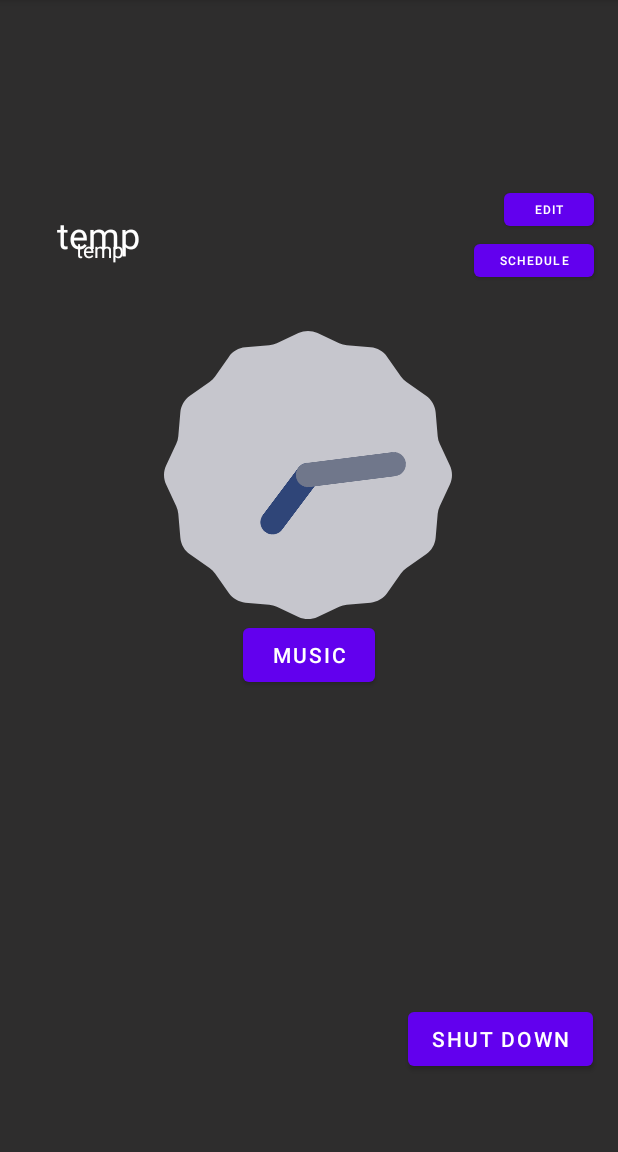
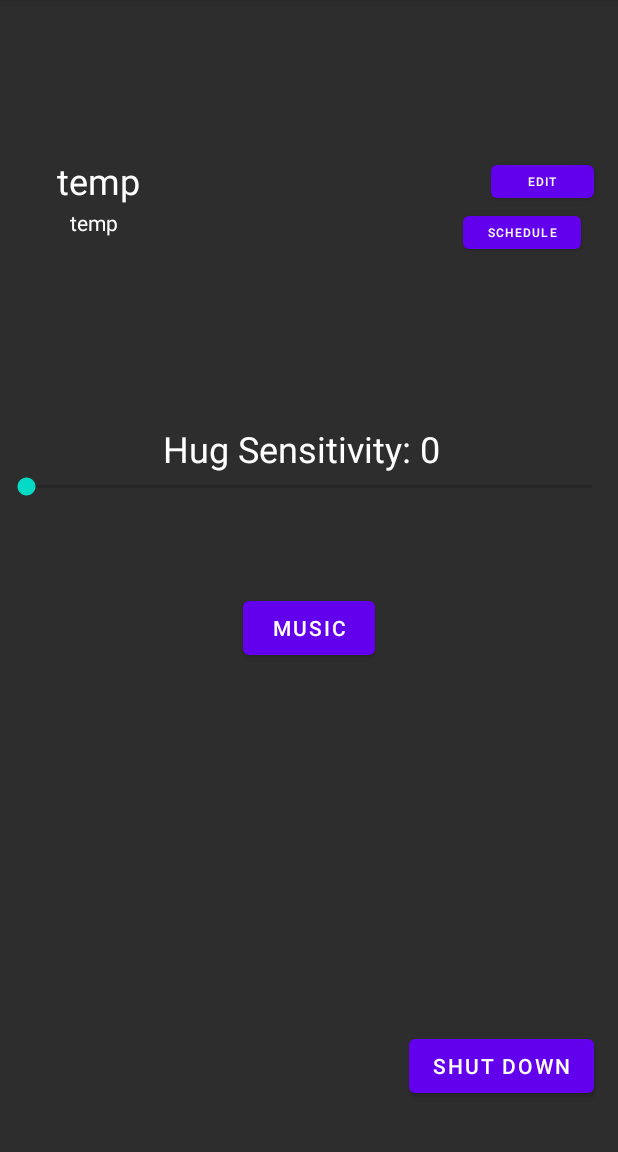
Before and after one commit to ameza2/CS-425-Captsone-PLUSH, an Android app: the StaffPlushUnitScreen screen opened directly, with no data from a screen before it, on a phone screen of 412 x 824 dp, the part 84-1236 px from its top. Run offline under Robolectric (Android 15) with nearby library versions, the light colour scheme and no system bars.

Commit message:
Hug sensitivity is now implemented as a slider (temporarily)

```diff
--- a/PLUSHApp/app/src/main/java/com/example/plush/StaffPlushUnitScreen.java
+++ b/PLUSHApp/app/src/main/java/com/example/plush/StaffPlushUnitScreen.java
@@ -6,6 +6,7 @@ import android.content.Intent;
 import android.os.Bundle;
 import android.view.View;
 import android.widget.Button;
+import android.widget.SeekBar;
 import android.widget.TextView;
 import android.widget.Toast;
 
@@ -20,6 +21,11 @@ public class StaffPlushUnitScreen extends AppCompatActivity {
     Button scheduleButton;
     Button musicButton;
     Button shutdownButton;
+    SeekBar sensitivityBar;
+    TextView sensitivityText;
+
+    int sensitivity;
+
 
 
     @Override
@@ -34,6 +40,8 @@ public class StaffPlushUnitScreen extends AppCompatActivity {
         scheduleButton = (Button) findViewById (R.id.scheduleButton);
         musicButton = (Button) findViewById (R.id.musicButton);
         shutdownButton = (Button) findViewById (R.id.shutdownButton);
+        sensitivityBar = findViewById(R.id.sensitivityBar);
+        sensitivityText = findViewById(R.id.sensitivityText);
         thisApplication = (DataApplication) getApplication();
 
 
@@ -41,6 +49,24 @@ public class StaffPlushUnitScreen extends AppCompatActivity {
         roomNum.setText("temp");
         unitID.setText("temp");
 
+        // sensitivity bar
+        sensitivityBar.setOnSeekBarChangeListener(new SeekBar.OnSeekBarChangeListener() {
+            @Override
+            public void onProgressChanged(SeekBar seekBar, int progress, boolean fromUser) {
+                sensitivityText.setText("Hug Sensitivity: " + String.valueOf(progress));
+                sensitivity = progress;
+            }
+
+            @Override
+            public void onStartTrackingTouch(SeekBar seekBar) {
+
+            }
+
+            @Override
+            public void onStopTrackingTouch(SeekBar seekBar) {
+
+            }
+        });
 
         //Buttons on click
         editButton.setOnClickListener(new View.OnClickListener(){
--- a/PLUSHApp/app/src/main/res/layout/activity_staff_plush_unit_screen.xml
+++ b/PLUSHApp/app/src/main/res/layout/activity_staff_plush_unit_screen.xml
@@ -8,49 +8,66 @@
     tools:context=".StaffPlushUnitScreen">
 
 
-    <Button
-        android:id="@+id/musicButton"
+    <TextView
+        android:id="@+id/sensitivityText"
         android:layout_width="wrap_content"
         android:layout_height="wrap_content"
-        android:layout_marginStart="161dp"
-        android:layout_marginTop="394dp"
-        android:layout_marginEnd="162dp"
-        android:layout_marginBottom="289dp"
-        android:text="Music"
-        app:layout_constraintBottom_toBottomOf="parent"
+        android:layout_marginStart="15dp"
+        android:layout_marginEnd="15dp"
+        android:text="Hug Sensitivity: 0"
+        android:textColor="#FFFFFF"
+        android:textSize="24dp"
+        app:layout_constraintBottom_toTopOf="@+id/sensitivityBar"
+        app:layout_constraintEnd_toStartOf="@+id/scheduleButton"
+        app:layout_constraintStart_toEndOf="@+id/roomNum" />
+
+    <SeekBar
+        android:id="@+id/sensitivityBar"
+        android:layout_width="0dp"
+        android:layout_height="wrap_content"
+        android:layout_marginStart="1dp"
+        android:layout_marginTop="315dp"
+        android:layout_marginEnd="1dp"
+        android:max="8"
         app:layout_constraintEnd_toEndOf="parent"
         app:layout_constraintStart_toStartOf="parent"
         app:layout_constraintTop_toTopOf="parent" />
 
     <Button
+        android:id="@+id/musicButton"
+        android:layout_width="wrap_content"
+        android:layout_height="wrap_content"
+        android:layout_marginTop="61dp"
+        android:text="Music"
+        app:layout_constraintEnd_toEndOf="parent"
+        app:layout_constraintStart_toStartOf="parent"
+        app:layout_constraintTop_toBottomOf="@+id/sensitivityBar" />
+
+    <Button
         android:id="@+id/editButton"
-        android:layout_width="60dp"
-        android:layout_height="34dp"
-        android:layout_marginStart="335dp"
-        android:layout_marginTop="104dp"
+        android:layout_width="0dp"
+        android:layout_height="0dp"
         android:layout_marginEnd="16dp"
-        android:layout_marginBottom="593dp"
         android:text="Edit"
         android:textSize="8sp"
-        app:layout_constraintBottom_toBottomOf="parent"
+        app:layout_constraintBottom_toTopOf="@+id/scheduleButton"
         app:layout_constraintEnd_toEndOf="parent"
-        app:layout_constraintStart_toStartOf="parent"
-        app:layout_constraintTop_toTopOf="parent"
+        app:layout_constraintStart_toEndOf="@+id/roomNum"
+        app:layout_constraintTop_toTopOf="@+id/roomNum"
         tools:ignore="TouchTargetSizeCheck" />
 
     <Button
         android:id="@+id/scheduleButton"
-        android:layout_width="80dp"
+        android:layout_width="0dp"
         android:layout_height="34dp"
-        android:layout_marginStart="315dp"
         android:layout_marginTop="138dp"
         android:layout_marginEnd="16dp"
-        android:layout_marginBottom="559dp"
+        android:layout_marginBottom="143dp"
         android:text="Schedule"
         android:textSize="8sp"
-        app:layout_constraintBottom_toBottomOf="parent"
+        app:layout_constraintBottom_toBottomOf="@+id/sensitivityText"
         app:layout_constraintEnd_toEndOf="parent"
-        app:layout_constraintStart_toStartOf="parent"
+        app:layout_constraintStart_toEndOf="@+id/unitID"
         app:layout_constraintTop_toTopOf="parent"
         tools:ignore="TouchTargetSizeCheck" />
 
@@ -58,28 +75,11 @@
         android:id="@+id/shutdownButton"
         android:layout_width="wrap_content"
         android:layout_height="wrap_content"
-        android:layout_marginStart="271dp"
-        android:layout_marginTop="650dp"
         android:layout_marginEnd="16dp"
         android:layout_marginBottom="33dp"
         android:text="Shut Down"
         app:layout_constraintBottom_toBottomOf="parent"
-        app:layout_constraintEnd_toEndOf="parent"
-        app:layout_constraintStart_toStartOf="parent"
-        app:layout_constraintTop_toTopOf="parent" />
-
-    <AnalogClock
-
-        android:layout_width="209dp"
-        android:layout_height="192dp"
-        android:layout_marginStart="128dp"
-        android:layout_marginTop="221dp"
-        android:layout_marginEnd="129dp"
-        android:layout_marginBottom="356dp"
-        app:layout_constraintBottom_toBottomOf="parent"
-        app:layout_constraintEnd_toEndOf="parent"
-        app:layout_constraintStart_toStartOf="parent"
-        app:layout_constraintTop_toTopOf="parent" />
+        app:layout_constraintEnd_toEndOf="parent" />
 
     <TextView
         android:id="@+id/roomNum"
@@ -87,32 +87,26 @@
         android:layout_height="wrap_content"
         android:layout_marginStart="38dp"
         android:layout_marginTop="104dp"
-        android:layout_marginEnd="310dp"
-        android:layout_marginBottom="595dp"
+        android:layout_marginEnd="234dp"
         android:text="Room"
         android:textColor="#FFFFFF"
         android:textSize="24sp"
-        app:layout_constraintBottom_toBottomOf="parent"
-        app:layout_constraintEnd_toEndOf="parent"
-        app:layout_constraintHorizontal_bias="0.0"
+        app:layout_constraintEnd_toStartOf="@+id/editButton"
         app:layout_constraintStart_toStartOf="parent"
-        app:layout_constraintTop_toTopOf="parent"
-        app:layout_constraintVertical_bias="1.0" />
+        app:layout_constraintTop_toTopOf="parent" />
 
     <TextView
         android:id="@+id/unitID"
         android:layout_width="wrap_content"
         android:layout_height="wrap_content"
         android:layout_marginStart="38dp"
-        android:layout_marginTop="138dp"
-        android:layout_marginEnd="317dp"
-        android:layout_marginBottom="574dp"
+        android:layout_marginTop="2dp"
+        android:layout_marginEnd="221dp"
         android:text="PLUSH #"
         android:textColor="#FFFFFF"
-        app:layout_constraintBottom_toBottomOf="parent"
-        app:layout_constraintEnd_toEndOf="parent"
+        app:layout_constraintEnd_toStartOf="@+id/scheduleButton"
         app:layout_constraintStart_toStartOf="parent"
-        app:layout_constraintTop_toTopOf="parent" />
+        app:layout_constraintTop_toBottomOf="@+id/roomNum" />
 
 
 </androidx.constraintlayout.widget.ConstraintLayout>
```
